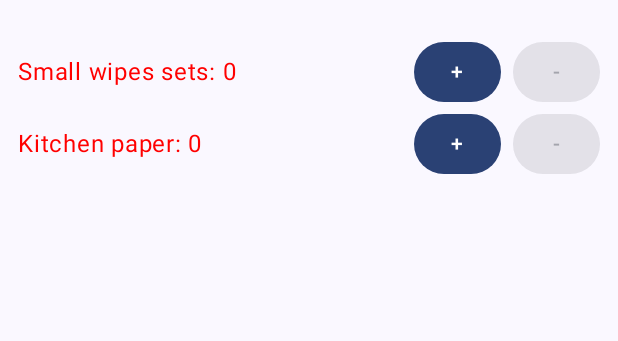
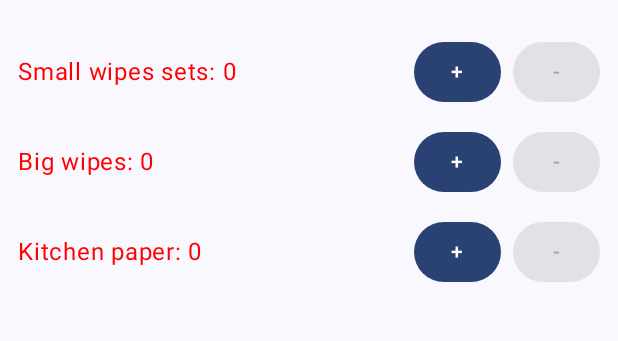
Before and after one commit to nicolegeorgieva/my-inventory, an Android app built with Jetpack Compose: the screen it shows after launch (MainActivity), on a phone screen of 412 x 824 dp, the part 76-417 px from its top. Run offline under Robolectric (Android 15) with nearby library versions, the phone set to English and light mode, and no system bars.

Commit message:
Add one more item

```diff
--- a/app/src/main/java/com/example/inventory/data/DataStore.kt
+++ b/app/src/main/java/com/example/inventory/data/DataStore.kt
@@ -11,5 +11,8 @@ val Context.dataStore: DataStore<Preferences> by preferencesDataStore(name = "my
 val SMALL_WIPES_SETS_KEY = intPreferencesKey("small_wipes_sets")
 const val SMALL_WIPES_REQUIRED_SETS_COUNT = 12
 
+val BIG_WIPES_KEY = intPreferencesKey("big_wipes")
+const val BIG_WIPES_REQUIRED_COUNT = 4
+
 val KITCHEN_PAPER_KEY = intPreferencesKey("kitchen_paper")
 const val KITCHEN_PAPER_REQUIRED_COUNT = 4
--- a/app/src/main/java/com/example/inventory/screen/HomeScreenUI.kt
+++ b/app/src/main/java/com/example/inventory/screen/HomeScreenUI.kt
@@ -24,6 +24,8 @@ import androidx.compose.ui.unit.dp
 import androidx.compose.ui.unit.sp
 import androidx.datastore.preferences.core.Preferences
 import androidx.datastore.preferences.core.edit
+import com.example.inventory.data.BIG_WIPES_KEY
+import com.example.inventory.data.BIG_WIPES_REQUIRED_COUNT
 import com.example.inventory.data.KITCHEN_PAPER_KEY
 import com.example.inventory.data.KITCHEN_PAPER_REQUIRED_COUNT
 import com.example.inventory.data.SMALL_WIPES_REQUIRED_SETS_COUNT
@@ -44,6 +46,7 @@ fun HomeScreenUI() {
     val context = LocalContext.current
     val coroutineScope = rememberCoroutineScope()
     val smallWipesCount = readQuantity(key = SMALL_WIPES_SETS_KEY)
+    val bigWipesCount = readQuantity(key = BIG_WIPES_KEY)
     val kitchenPaperCount = readQuantity(key = KITCHEN_PAPER_KEY)
 
     Column(
@@ -75,6 +78,27 @@ fun HomeScreenUI() {
                 enabled = smallWipesCount > 0
             )
         }
+
+        Spacer(modifier = Modifier.height(12.dp))
+
+        Row(verticalAlignment = Alignment.CenterVertically) {
+            Text(
+                text = "Big wipes: $bigWipesCount",
+                color = if (bigWipesCount < BIG_WIPES_REQUIRED_COUNT)
+                    Color.Red else Color.Black
+            )
+
+            Spacer(modifier = Modifier.weight(1f))
+
+            OperationButtons(
+                coroutineScope = coroutineScope,
+                context = context,
+                key = BIG_WIPES_KEY,
+                enabled = bigWipesCount > 0
+            )
+        }
+
+        Spacer(modifier = Modifier.height(12.dp))
 
         Row(verticalAlignment = Alignment.CenterVertically) {
             Text(
```
